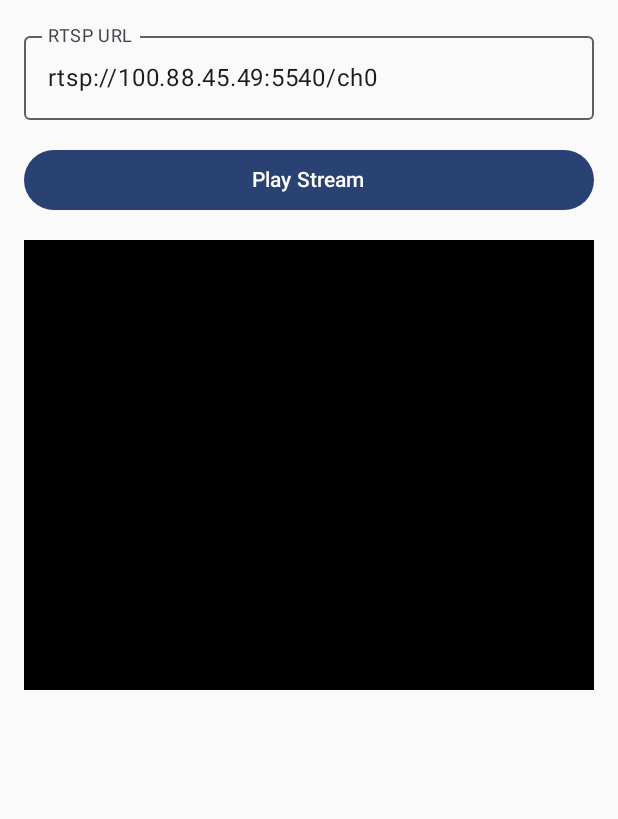
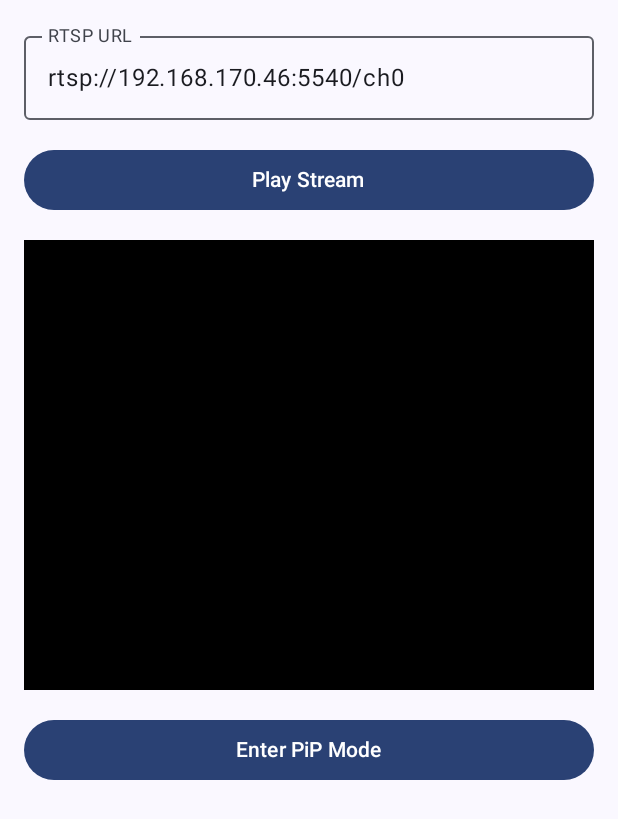
Before and after one commit to sobhandeep/RTSPStream, an Android app built with Jetpack Compose: the screen it shows after launch (MainActivity), after a tap on "Play Stream", on a phone screen of 412 x 824 dp. Shown: the top 819 px of the screen. Run offline under Robolectric (Android 15) with nearby library versions, the phone set to English and light mode, and no system bars; 2 statements that could not run were skipped.

Commit message:
Bug fixes

```diff
--- a/app/src/main/AndroidManifest.xml
+++ b/app/src/main/AndroidManifest.xml
@@ -2,6 +2,7 @@
 <manifest xmlns:android="http://schemas.android.com/apk/res/android"
     xmlns:tools="http://schemas.android.com/tools">
     <uses-permission android:name="android.permission.INTERNET" />
+    <uses-permission android:name="android.permission.FOREGROUND_SERVICE_MEDIA_PROJECTION" />
     <application
         android:allowBackup="true"
         android:dataExtractionRules="@xml/data_extraction_rules"
@@ -14,6 +15,8 @@
         tools:targetApi="31">
         <activity
             android:name=".MainActivity"
+            android:supportsPictureInPicture="true"
+            android:configChanges="screenSize|smallestScreenSize|screenLayout|orientation"
             android:exported="true"
             android:theme="@style/Theme.RTSPStream">
             <intent-filter>
--- a/app/src/main/java/com/example/rtspstream/MainActivity.kt
+++ b/app/src/main/java/com/example/rtspstream/MainActivity.kt
@@ -1,18 +1,53 @@
 package com.example.rtspstream
 
+import android.app.PictureInPictureParams
+import android.os.Build
 import android.os.Bundle
+import android.util.Rational
 import androidx.activity.ComponentActivity
 import androidx.activity.compose.setContent
+import androidx.compose.foundation.layout.fillMaxSize
+import androidx.compose.material3.Surface
+import androidx.compose.runtime.mutableStateOf
+import androidx.compose.ui.Modifier
 import com.example.rtspstream.composables.VideoScreen
 import com.example.rtspstream.ui.theme.RTSPStreamTheme
 
 class MainActivity : ComponentActivity() {
+
+    companion object {
+        val isInPipModeState = mutableStateOf(false)
+    }
+
     override fun onCreate(savedInstanceState: Bundle?) {
         super.onCreate(savedInstanceState)
         setContent {
             RTSPStreamTheme {
-                VideoScreen()
+                Surface(modifier = Modifier.fillMaxSize()) {
+                    VideoScreen()
+                }
             }
         }
     }
+
+    @Deprecated("Deprecated in android.app.Activity")
+    override fun onPictureInPictureModeChanged(isInPictureInPictureMode: Boolean) {
+        super.onPictureInPictureModeChanged(isInPictureInPictureMode)
+        isInPipModeState.value = isInPictureInPictureMode
+    }
+
+    override fun onUserLeaveHint() {
+        super.onUserLeaveHint()
+        enterPipMode()
+    }
+
+    fun enterPipMode() {
+        if (Build.VERSION.SDK_INT >= Build.VERSION_CODES.O) {
+            val aspectRatio = Rational(16, 9)
+            val pipParams = PictureInPictureParams.Builder()
+                .setAspectRatio(aspectRatio)
+                .build()
+            enterPictureInPictureMode(pipParams)
+        }
+    }
 }
--- a/app/src/main/java/com/example/rtspstream/composables/RstpPlayerView.kt
+++ b/app/src/main/java/com/example/rtspstream/composables/RstpPlayerView.kt
@@ -1,8 +1,6 @@
 package com.example.rtspstream.composables
 
 import android.content.Context
-import android.util.Log
-import android.view.ViewGroup
 import androidx.annotation.OptIn
 import androidx.compose.foundation.layout.fillMaxWidth
 import androidx.compose.foundation.layout.height
@@ -12,7 +10,6 @@ import androidx.compose.runtime.remember
 import androidx.compose.ui.Modifier
 import androidx.compose.ui.unit.dp
 import androidx.compose.ui.viewinterop.AndroidView
-import androidx.core.net.toUri
 import androidx.media3.common.MediaItem
 import androidx.media3.common.util.UnstableApi
 import androidx.media3.exoplayer.ExoPlayer
@@ -21,11 +18,15 @@ import androidx.media3.ui.PlayerView
 
 @OptIn(UnstableApi::class)
 @Composable
-fun RTSPPlayer(rtspUrl: String, context: Context, modifier: Modifier = Modifier) {
-    Log.d("RTSP", rtspUrl)
+fun RTSPPlayer(
+    rtspUrl: String,
+    context: Context,
+    modifier: Modifier = Modifier
+) {
+    // Fresh player every time rtspUrl changes
     val player = remember(rtspUrl) {
         ExoPlayer.Builder(context).build().apply {
-            val mediaItem = MediaItem.fromUri(rtspUrl.toUri())
+            val mediaItem = MediaItem.fromUri(rtspUrl)
             val mediaSource = RtspMediaSource.Factory().createMediaSource(mediaItem)
             setMediaSource(mediaSource)
             prepare()
@@ -33,23 +34,21 @@ fun RTSPPlayer(rtspUrl: String, context: Context, modifier: Modifier = Modifier)
         }
     }
 
-    DisposableEffect(Unit) {
+    // Release player on exit
+    DisposableEffect(key1 = player) {
         onDispose {
             player.release()
         }
     }
 
     AndroidView(
-        modifier = modifier.height(300.dp)
-            .fillMaxWidth(),
+        modifier = modifier
+            .fillMaxWidth()
+            .height(300.dp),
         factory = {
             PlayerView(context).apply {
+                useController = true
                 this.player = player
-                layoutParams = ViewGroup.LayoutParams(
-                    ViewGroup.LayoutParams.MATCH_PARENT,
-                    ViewGroup.LayoutParams.WRAP_CONTENT
-                )
-                useController = true
             }
         }
     )
--- a/app/src/main/java/com/example/rtspstream/composables/VideoScreen.kt
+++ b/app/src/main/java/com/example/rtspstream/composables/VideoScreen.kt
@@ -1,5 +1,6 @@
 package com.example.rtspstream.composables
 
+import android.app.Activity
 import androidx.compose.foundation.layout.Column
 import androidx.compose.foundation.layout.Spacer
 import androidx.compose.foundation.layout.fillMaxSize
@@ -17,22 +18,33 @@ import androidx.compose.runtime.setValue
 import androidx.compose.ui.Modifier
 import androidx.compose.ui.platform.LocalContext
 import androidx.compose.ui.unit.dp
+import com.example.rtspstream.MainActivity
 
 @Composable
 fun VideoScreen() {
     val context = LocalContext.current
-    var rtspUrl by remember { mutableStateOf("rtsp://100.88.45.49:5540/ch0") }
+    val activity = context as? MainActivity
+    var rtspUrl by remember { mutableStateOf("rtsp://192.168.170.46:5540/ch0") }
     var playStream by remember { mutableStateOf(false) }
+
+    val isInPipMode by MainActivity.isInPipModeState
+
+    if (isInPipMode && playStream) {
+        RTSPPlayer(rtspUrl = rtspUrl, context = context)
+        return
+    }
 
     Column(
         modifier = Modifier
             .fillMaxSize()
             .padding(16.dp)
     ) {
-
         OutlinedTextField(
             value = rtspUrl,
-            onValueChange = { rtspUrl = it },
+            onValueChange = {
+                rtspUrl = it
+                playStream = false // stop current playback
+            },
             label = { Text("RTSP URL") },
             modifier = Modifier.fillMaxWidth()
         )
@@ -46,7 +58,22 @@ fun VideoScreen() {
         Spacer(modifier = Modifier.height(16.dp))
 
         if (playStream) {
-            RTSPPlayer(rtspUrl = rtspUrl, context = context)
+            RTSPPlayer(
+                rtspUrl = rtspUrl,
+                context = context,
+                modifier = Modifier
+                    .fillMaxWidth()
+                    .height(300.dp)
+            )
+        }
+
+        Spacer(modifier = Modifier.height(16.dp))
+
+        Button(
+            onClick = { activity?.enterPipMode() },
+            modifier = Modifier.fillMaxWidth()
+        ) {
+            Text("Enter PiP Mode")
         }
     }
 }
```
